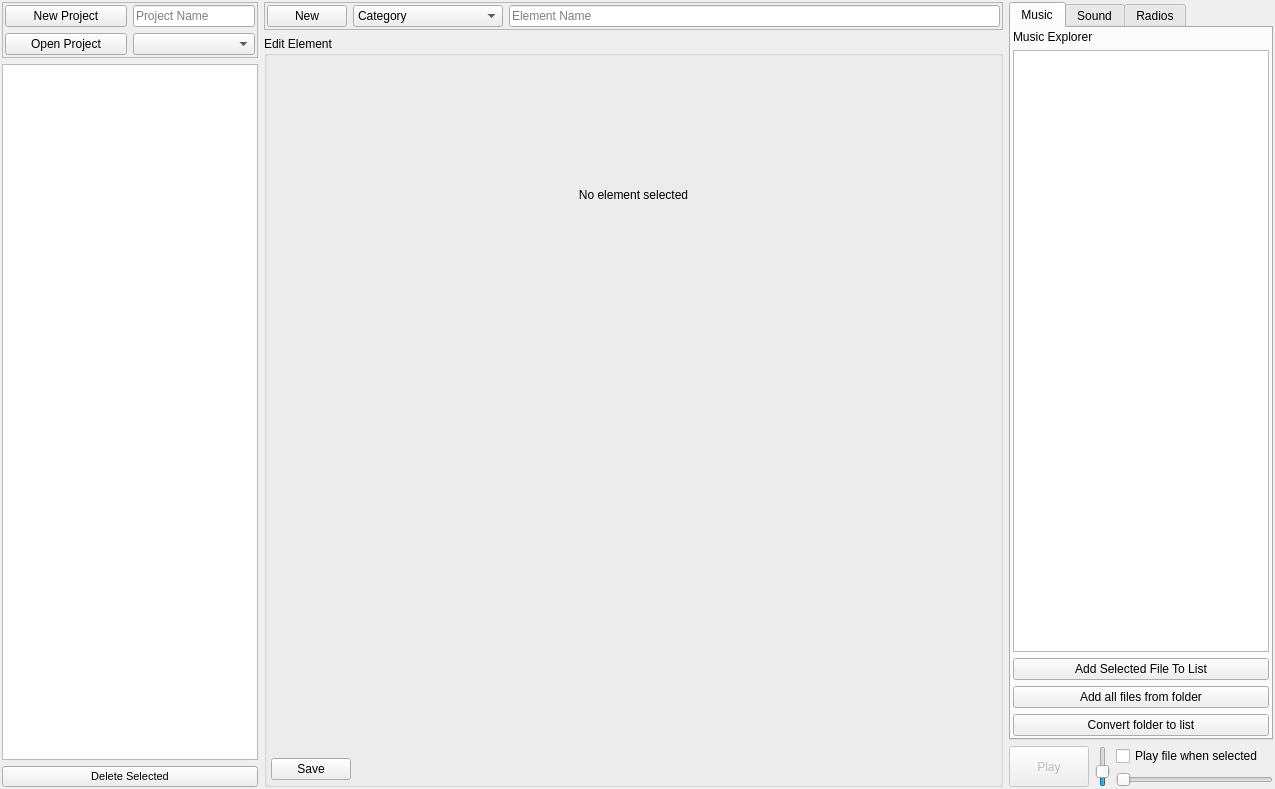
Before: the Qt Designer form gm-companion/tools/audio/audioeditor.ui in PhilInTheGaps/GM-Companion, drawn with Qt 5.
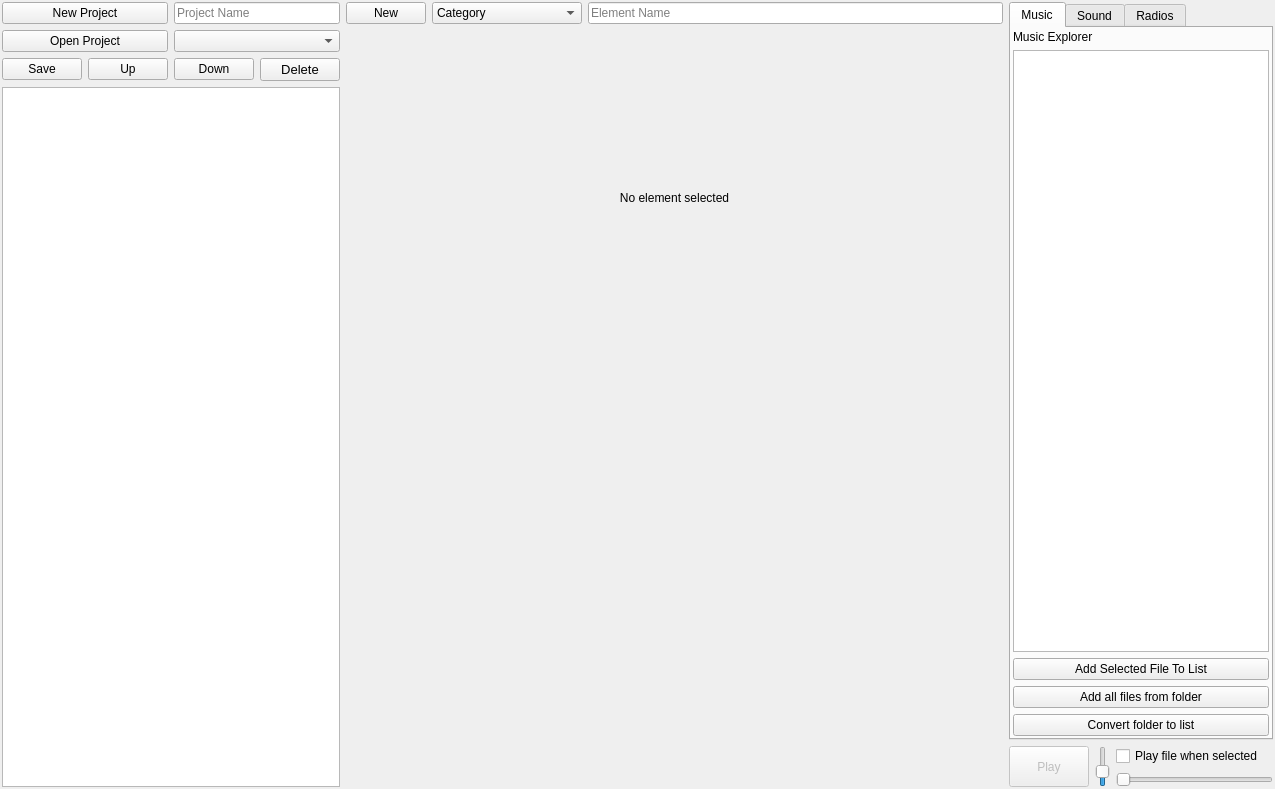
After: the same form once the commit is applied. Icons and pictures are not drawn.

Commit message: Added option to edit the order of elements and categories

Diff of the .ui file:
```diff
--- a/gm-companion/tools/audio/audioeditor.ui
+++ b/gm-companion/tools/audio/audioeditor.ui
@@ -33,26 +33,7 @@
    <item>
     <layout class="QVBoxLayout" name="verticalLayout">
      <item>
-      <widget class="QFrame" name="frame_2">
-       <property name="frameShape">
-        <enum>QFrame::StyledPanel</enum>
-       </property>
-       <property name="frameShadow">
-        <enum>QFrame::Raised</enum>
-       </property>
-       <layout class="QHBoxLayout" name="horizontalLayout_10">
-        <property name="leftMargin">
-         <number>2</number>
-        </property>
-        <property name="topMargin">
-         <number>2</number>
-        </property>
-        <property name="rightMargin">
-         <number>2</number>
-        </property>
-        <property name="bottomMargin">
-         <number>2</number>
-        </property>
+      <layout class="QHBoxLayout" name="horizontalLayout_11">
         <item>
          <layout class="QVBoxLayout" name="verticalLayout_21">
           <item>
@@ -111,7 +92,76 @@
          </layout>
         </item>
        </layout>
-      </widget>
+     </item>
+     <item>
+      <layout class="QHBoxLayout" name="horizontalLayout_6">
+       <item>
+        <widget class="QPushButton" name="pushButton_save">
+         <property name="sizePolicy">
+          <sizepolicy hsizetype="Minimum" vsizetype="Fixed">
+           <horstretch>0</horstretch>
+           <verstretch>0</verstretch>
+          </sizepolicy>
+         </property>
+         <property name="text">
+          <string>Save</string>
+         </property>
+        </widget>
+       </item>
+       <item>
+        <widget class="QPushButton" name="pushButton_up">
+         <property name="sizePolicy">
+          <sizepolicy hsizetype="Minimum" vsizetype="Fixed">
+           <horstretch>0</horstretch>
+           <verstretch>0</verstretch>
+          </sizepolicy>
+         </property>
+         <property name="toolTip">
+          <string>Move selected item up</string>
+         </property>
+         <property name="text">
+          <string>Up</string>
+         </property>
+        </widget>
+       </item>
+       <item>
+        <widget class="QPushButton" name="pushButton_down">
+         <property name="sizePolicy">
+          <sizepolicy hsizetype="Minimum" vsizetype="Fixed">
+           <horstretch>0</horstretch>
+           <verstretch>0</verstretch>
+          </sizepolicy>
+         </property>
+         <property name="toolTip">
+          <string>Move selected item down</string>
+         </property>
+         <property name="text">
+          <string>Down</string>
+         </property>
+        </widget>
+       </item>
+       <item>
+        <widget class="QPushButton" name="pushButton_deleteSelected">
+         <property name="sizePolicy">
+          <sizepolicy hsizetype="Minimum" vsizetype="Fixed">
+           <horstretch>0</horstretch>
+           <verstretch>0</verstretch>
+          </sizepolicy>
+         </property>
+         <property name="font">
+          <font>
+           <pointsize>10</pointsize>
+          </font>
+         </property>
+         <property name="toolTip">
+          <string>Delete selected item</string>
+         </property>
+         <property name="text">
+          <string>Delete</string>
+         </property>
+        </widget>
+       </item>
+      </layout>
      </item>
      <item>
       <widget class="QTreeWidget" name="treeWidget_categories">
@@ -143,7 +193,7 @@
         <enum>Qt::MoveAction</enum>
        </property>
        <property name="alternatingRowColors">
-        <bool>true</bool>
+        <bool>false</bool>
        </property>
        <property name="selectionBehavior">
         <enum>QAbstractItemView::SelectRows</enum>
@@ -188,53 +238,12 @@
        </column>
       </widget>
      </item>
-     <item>
-      <layout class="QGridLayout" name="gridLayout">
-       <item row="0" column="0">
-        <widget class="QPushButton" name="pushButton_deleteSelected">
-         <property name="font">
-          <font>
-           <pointsize>8</pointsize>
-          </font>
-         </property>
-         <property name="text">
-          <string>Delete Selected</string>
-         </property>
-        </widget>
-       </item>
-      </layout>
-     </item>
     </layout>
    </item>
    <item>
     <layout class="QVBoxLayout" name="verticalLayout_5">
      <item>
-      <widget class="QFrame" name="frame_3">
-       <property name="sizePolicy">
-        <sizepolicy hsizetype="Preferred" vsizetype="Maximum">
-         <horstretch>0</horstretch>
-         <verstretch>0</verstretch>
-        </sizepolicy>
-       </property>
-       <property name="frameShape">
-        <enum>QFrame::StyledPanel</enum>
-       </property>
-       <property name="frameShadow">
-        <enum>QFrame::Raised</enum>
-       </property>
-       <layout class="QHBoxLayout" name="horizontalLayout_11">
-        <property name="leftMargin">
-         <number>2</number>
-        </property>
-        <property name="topMargin">
-         <number>2</number>
-        </property>
-        <property name="rightMargin">
-         <number>2</number>
-        </property>
-        <property name="bottomMargin">
-         <number>2</number>
-        </property>
+      <layout class="QHBoxLayout" name="horizontalLayout_14">
         <item>
          <widget class="QPushButton" name="pushButton_newElement">
           <property name="sizePolicy">
@@ -306,35 +315,7 @@
          </widget>
         </item>
        </layout>
-      </widget>
      </item>
-     <item>
-      <widget class="QGroupBox" name="groupBox">
-       <property name="sizePolicy">
-        <sizepolicy hsizetype="Preferred" vsizetype="Ignored">
-         <horstretch>0</horstretch>
-         <verstretch>0</verstretch>
-        </sizepolicy>
-       </property>
-       <property name="title">
-        <string>Edit Element</string>
-       </property>
-       <property name="checkable">
-        <bool>false</bool>
-       </property>
-       <layout class="QVBoxLayout" name="verticalLayout_6">
-        <property name="leftMargin">
-         <number>4</number>
-        </property>
-        <property name="topMargin">
-         <number>4</number>
-        </property>
-        <property name="rightMargin">
-         <number>4</number>
-        </property>
-        <property name="bottomMargin">
-         <number>4</number>
-        </property>
         <item>
          <widget class="QStackedWidget" name="stackedWidget_editElement">
           <property name="currentIndex">
@@ -1006,22 +987,6 @@
             </item>
            </layout>
           </widget>
-         </widget>
-        </item>
-        <item>
-         <widget class="QPushButton" name="pushButton_saveElement">
-          <property name="sizePolicy">
-           <sizepolicy hsizetype="Maximum" vsizetype="Fixed">
-            <horstretch>0</horstretch>
-            <verstretch>0</verstretch>
-           </sizepolicy>
-          </property>
-          <property name="text">
-           <string>Save</string>
-          </property>
-         </widget>
-        </item>
-       </layout>
       </widget>
      </item>
     </layout>
```
Lines whose indentation alone changed are shown as unchanged. The commit also changes 3 other files.
